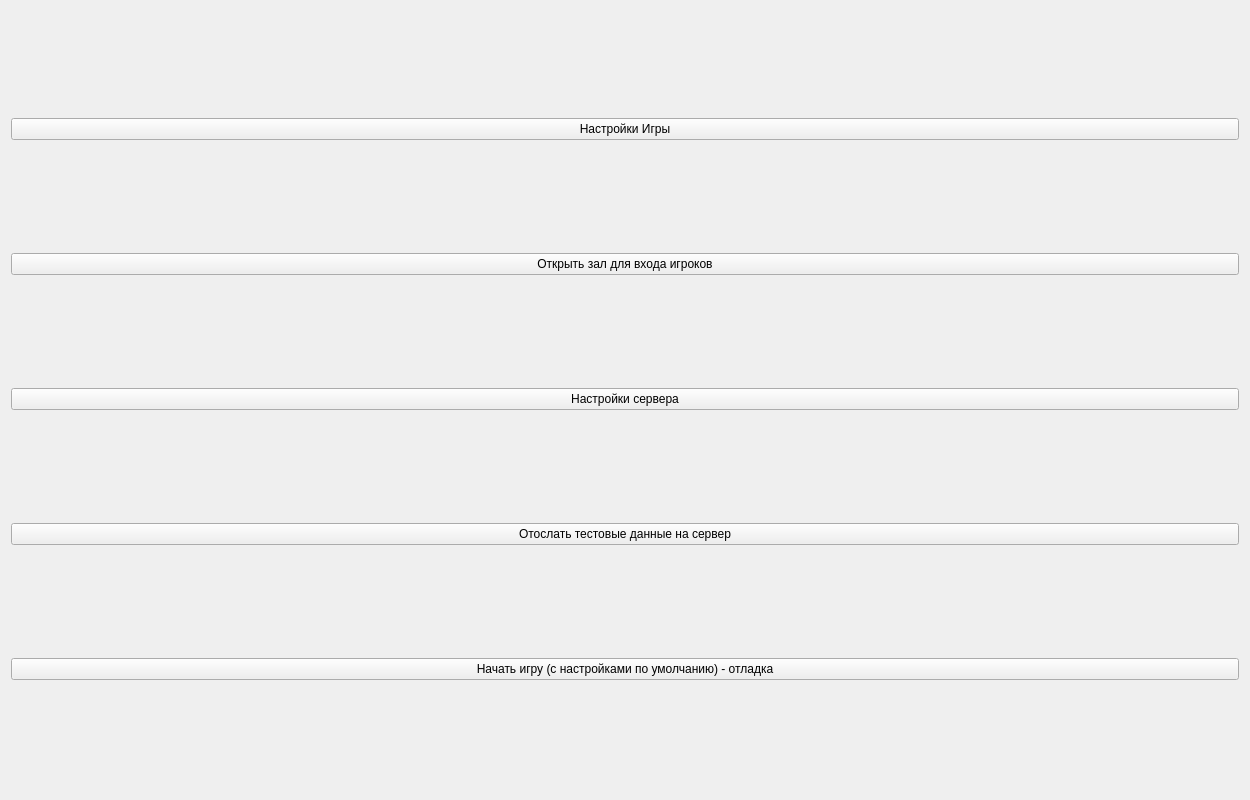
First picture: the form in Nayda/playMenu.ui, repository Mar94oK/Nayda, before the edit.
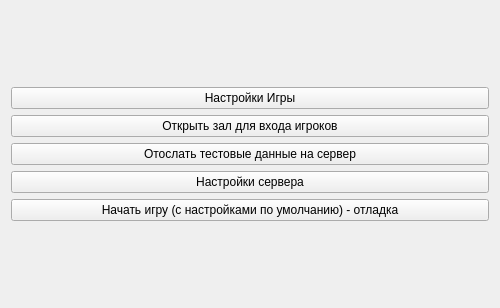
Second picture: the form after the edit.

Patch:
```diff
--- a/Nayda/playMenu.ui
+++ b/Nayda/playMenu.ui
@@ -6,8 +6,8 @@
    <rect>
     <x>0</x>
     <y>0</y>
-    <width>1250</width>
-    <height>800</height>
+    <width>500</width>
+    <height>308</height>
    </rect>
   </property>
   <property name="focusPolicy">
@@ -17,40 +17,59 @@
    <string>Подготовка игры</string>
   </property>
   <layout class="QGridLayout" name="gridLayout">
-   <item row="3" column="0">
-    <widget class="QPushButton" name="btn_ServerSettings">
-     <property name="text">
-      <string>Настройки сервера</string>
-     </property>
-    </widget>
-   </item>
-   <item row="1" column="0">
+   <property name="verticalSpacing">
+    <number>6</number>
+   </property>
+   <item row="0" column="0">
+    <layout class="QVBoxLayout" name="verticalLayout">
+     <item>
     <widget class="QPushButton" name="btn_GameSettings">
      <property name="text">
       <string>Настройки Игры</string>
      </property>
     </widget>
    </item>
-   <item row="2" column="0">
+     <item>
     <widget class="QPushButton" name="btn_StartTheGame">
      <property name="text">
       <string>Открыть зал для входа игроков</string>
      </property>
     </widget>
    </item>
-   <item row="5" column="0">
-    <widget class="QPushButton" name="btn_DebugStart">
-     <property name="text">
-      <string>Начать игру (с настройками по умолчанию) - отладка</string>
-     </property>
-    </widget>
-   </item>
-   <item row="4" column="0">
+     <item>
     <widget class="QPushButton" name="btn_SendTestData">
+       <property name="sizePolicy">
+        <sizepolicy hsizetype="Minimum" vsizetype="Fixed">
+         <horstretch>0</horstretch>
+         <verstretch>0</verstretch>
+        </sizepolicy>
+       </property>
      <property name="text">
       <string>Отослать тестовые данные на сервер</string>
      </property>
     </widget>
+     </item>
+     <item>
+      <widget class="QPushButton" name="btn_ServerSettings">
+       <property name="text">
+        <string>Настройки сервера</string>
+       </property>
+      </widget>
+     </item>
+     <item>
+      <widget class="QPushButton" name="btn_DebugStart">
+       <property name="sizePolicy">
+        <sizepolicy hsizetype="Minimum" vsizetype="Fixed">
+         <horstretch>0</horstretch>
+         <verstretch>0</verstretch>
+        </sizepolicy>
+       </property>
+       <property name="text">
+        <string>Начать игру (с настройками по умолчанию) - отладка</string>
+       </property>
+      </widget>
+     </item>
+    </layout>
    </item>
   </layout>
  </widget>
```
Lines whose indentation alone changed are shown as unchanged.
